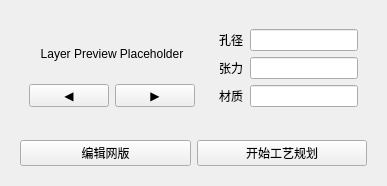
The window that forms/layering_page.ui (ByteKnight-X/LineControlRobot) describes before a commit, drawn with Qt 5.
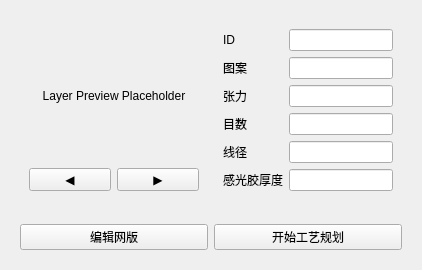
The same window after the commit.

```diff
--- a/forms/layering_page.ui
+++ b/forms/layering_page.ui
@@ -67,7 +67,7 @@
                                 <item row="0" column="0">
                                     <widget class="QLabel" name="labelAperture">
                                         <property name="text">
-                                            <string>孔径</string>
+                                            <string>ID</string>
                                         </property>
                                     </widget>
                                 </item>
@@ -75,24 +75,54 @@
                                     <widget class="QLineEdit" name="apertureLineEdit"/>
                                 </item>
                                 <item row="1" column="0">
-                                    <widget class="QLabel" name="labelTension">
+                                    <widget class="QLabel" name="labelPattern">
                                         <property name="text">
-                                            <string>张力</string>
+                                            <string>图案</string>
                                         </property>
                                     </widget>
                                 </item>
                                 <item row="1" column="1">
-                                    <widget class="QLineEdit" name="tensionLineEdit"/>
+                                    <widget class="QLineEdit" name="patternLineEdit"/>
                                 </item>
                                 <item row="2" column="0">
-                                    <widget class="QLabel" name="labelMaterial">
+                                    <widget class="QLabel" name="labelTension">
                                         <property name="text">
-                                            <string>材质</string>
+                                            <string>张力</string>
                                         </property>
                                     </widget>
                                 </item>
                                 <item row="2" column="1">
-                                    <widget class="QLineEdit" name="materialLineEdit"/>
+                                    <widget class="QLineEdit" name="tensionLineEdit"/>
+                                </item>
+                                <item row="3" column="0">
+                                    <widget class="QLabel" name="labelMeshCount">
+                                        <property name="text">
+                                            <string>目数</string>
+                                        </property>
+                                    </widget>
+                                </item>
+                                <item row="3" column="1">
+                                    <widget class="QLineEdit" name="meshCountLineEdit"/>
+                                </item>
+                                <item row="4" column="0">
+                                    <widget class="QLabel" name="labelWireDiameter">
+                                        <property name="text">
+                                            <string>线径</string>
+                                        </property>
+                                    </widget>
+                                </item>
+                                <item row="4" column="1">
+                                    <widget class="QLineEdit" name="wireDiameterLineEdit"/>
+                                </item>
+                                <item row="5" column="0">
+                                    <widget class="QLabel" name="labelPhotoresistThickness">
+                                        <property name="text">
+                                            <string>感光胶厚度</string>
+                                        </property>
+                                    </widget>
+                                </item>
+                                <item row="5" column="1">
+                                    <widget class="QLineEdit" name="photoresistThicknessLineEdit"/>
                                 </item>
                             </layout>
                         </widget>
```
Left out of the diff: 4 changed lines with no effect on the pictures.
